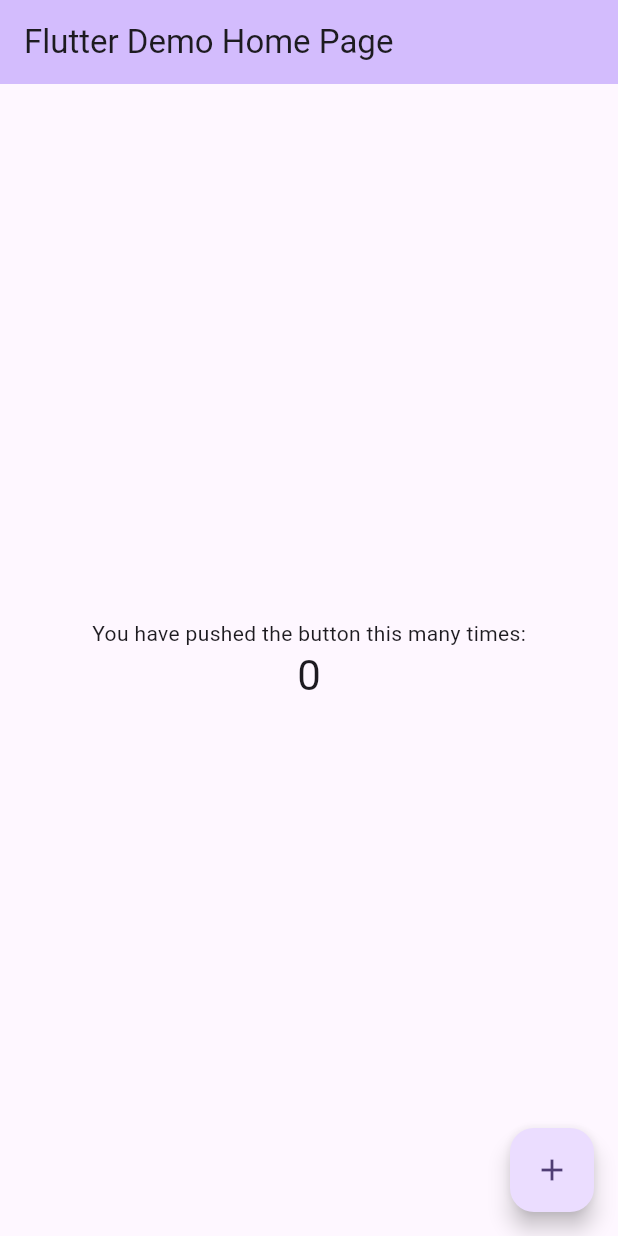
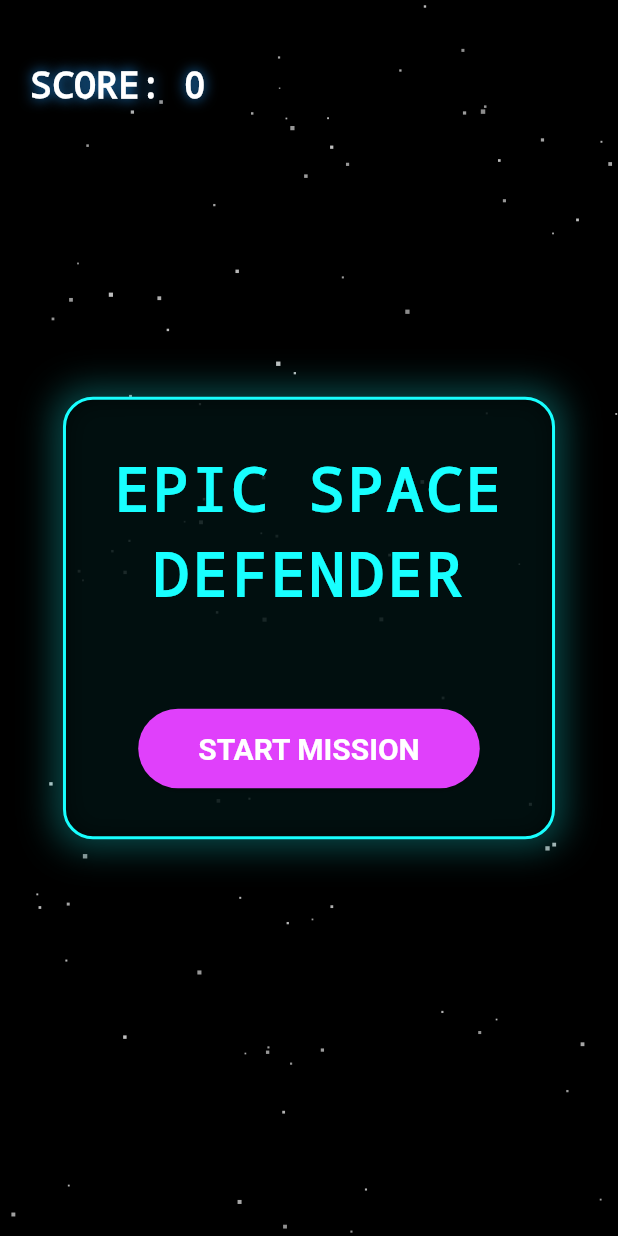
Before and after one commit to could-ai/019ae471-bbd7-7d68-b673-8778e90c5242, a Flutter app: the screen it shows after launch, on a phone screen of 412 x 824 dp. Run offline on Flutter 3.47's test engine with Material 3 defaults, Android fonts, the phone set to English and light mode, and no system bars.

Commit message:
Setup main entry point with dark theme and immersive mode for the game.; Create complete game logic including game loop, entity management (player, enemies, bullets), collision detection, and rendering.

```diff
--- /dev/null
+++ b/usr/lib/game_screen.dart
@@ -0,0 +1,491 @@
+import 'dart:math';
+import 'package:flutter/material.dart';
+import 'package:flutter/scheduler.dart';
+
+class GameScreen extends StatefulWidget {
+  const GameScreen({super.key});
+
+  @override
+  State<GameScreen> createState() => _GameScreenState();
+}
+
+class _GameScreenState extends State<GameScreen> with SingleTickerProviderStateMixin {
+  late Ticker _ticker;
+  final Random _random = Random();
+
+  // Game State
+  bool _isPlaying = false;
+  bool _isGameOver = false;
+  int _score = 0;
+  double _difficultyMultiplier = 1.0;
+
+  // Player
+  double _playerX = 0.0;
+  double _playerY = 0.0;
+  final double _playerSize = 50.0;
+  final double _playerSpeed = 5.0; // For keyboard/smooth movement if needed
+
+  // Game Objects
+  List<Bullet> _bullets = [];
+  List<Enemy> _enemies = [];
+  List<Particle> _particles = [];
+  List<Star> _stars = [];
+
+  // Screen Dimensions
+  double _screenWidth = 0.0;
+  double _screenHeight = 0.0;
+
+  @override
+  void initState() {
+    super.initState();
+    _ticker = createTicker(_onTick);
+
+    // Initialize stars for background
+    for (int i = 0; i < 100; i++) {
+      _stars.add(Star(
+        x: _random.nextDouble(),
+        y: _random.nextDouble(),
+        size: _random.nextDouble() * 2 + 1,
+        speed: _random.nextDouble() * 0.002 + 0.0005,
+      ));
+    }
+  }
+
+  @override
+  void didChangeDependencies() {
+    super.didChangeDependencies();
+    _screenWidth = MediaQuery.of(context).size.width;
+    _screenHeight = MediaQuery.of(context).size.height;
+
+    // Center player initially
+    if (!_isPlaying && !_isGameOver) {
+      _playerX = _screenWidth / 2 - _playerSize / 2;
+      _playerY = _screenHeight - _playerSize - 50;
+    }
+  }
+
+  @override
+  void dispose() {
+    _ticker.dispose();
+    super.dispose();
+  }
+
+  void _startGame() {
+    setState(() {
+      _isPlaying = true;
+      _isGameOver = false;
+      _score = 0;
+      _difficultyMultiplier = 1.0;
+      _bullets.clear();
+      _enemies.clear();
+      _particles.clear();
+      _playerX = _screenWidth / 2 - _playerSize / 2;
+      _playerY = _screenHeight - _playerSize - 50;
+    });
+    _ticker.start();
+  }
+
+  void _gameOver() {
+    _ticker.stop();
+    setState(() {
+      _isPlaying = false;
+      _isGameOver = true;
+    });
+  }
+
+  void _onTick(Duration elapsed) {
+    setState(() {
+      _updateGameLogic();
+    });
+  }
+
+  void _updateGameLogic() {
+    // 1. Update Stars (Background)
+    for (var star in _stars) {
+      star.y += star.speed * (_isPlaying ? 5 : 1); // Move faster when playing
+      if (star.y > 1.0) {
+        star.y = 0.0;
+        star.x = _random.nextDouble();
+      }
+    }
+
+    if (!_isPlaying) return;
+
+    // Increase difficulty
+    _difficultyMultiplier += 0.0005;
+
+    // 2. Spawn Enemies
+    if (_random.nextDouble() < 0.02 * _difficultyMultiplier) {
+      _enemies.add(Enemy(
+        x: _random.nextDouble() * (_screenWidth - 40),
+        y: -50,
+        speed: (2.0 + _random.nextDouble() * 3.0) * (_difficultyMultiplier * 0.8),
+        type: _random.nextInt(3), // 0: Basic, 1: Fast, 2: Tank
+        hp: _random.nextInt(3) == 2 ? 3 : 1,
+      ));
+    }
+
+    // 3. Move Bullets
+    for (var bullet in _bullets) {
+      bullet.y -= 10.0;
+    }
+    _bullets.removeWhere((bullet) => bullet.y < -20);
+
+    // 4. Move Enemies
+    for (var enemy in _enemies) {
+      enemy.y += enemy.speed;
+    }
+
+    // 5. Collision Detection
+    // Bullet vs Enemy
+    List<Bullet> bulletsToRemove = [];
+    List<Enemy> enemiesToRemove = [];
+
+    for (var bullet in _bullets) {
+      for (var enemy in _enemies) {
+        if (!bulletsToRemove.contains(bullet) && !enemiesToRemove.contains(enemy)) {
+          if (_checkCollision(
+              bullet.x, bullet.y, 10, 20, enemy.x, enemy.y, 40, 40)) {
+
+            bullet.active = false;
+            bulletsToRemove.add(bullet);
+
+            enemy.hp--;
+            if (enemy.hp <= 0) {
+              enemy.active = false;
+              enemiesToRemove.add(enemy);
+              _score += (10 * _difficultyMultiplier).toInt();
+              _spawnExplosion(enemy.x + 20, enemy.y + 20, Colors.orange);
+            } else {
+              _spawnExplosion(enemy.x + 20, enemy.y + 20, Colors.white, count: 3);
+            }
+          }
+        }
+      }
+    }
+
+    // Player vs Enemy
+    Rect playerRect = Rect.fromLTWH(_playerX + 10, _playerY + 10, _playerSize - 20, _playerSize - 20);
+    for (var enemy in _enemies) {
+      if (enemy.active) {
+        Rect enemyRect = Rect.fromLTWH(enemy.x, enemy.y, 40, 40);
+        if (playerRect.overlaps(enemyRect)) {
+          _spawnExplosion(_playerX + _playerSize/2, _playerY + _playerSize/2, Colors.cyanAccent, count: 50);
+          _gameOver();
+        }
+      }
+    }
+
+    // Cleanup
+    _bullets.removeWhere((b) => !b.active);
+    _enemies.removeWhere((e) => !e.active || e.y > _screenHeight);
+
+    // 6. Update Particles
+    for (var particle in _particles) {
+      particle.x += particle.vx;
+      particle.y += particle.vy;
+      particle.life -= 0.05;
+      particle.opacity = particle.life.clamp(0.0, 1.0);
+    }
+    _particles.removeWhere((p) => p.life <= 0);
+  }
+
+  bool _checkCollision(double x1, double y1, double w1, double h1, double x2, double y2, double w2, double h2) {
+    return x1 < x2 + w2 && x1 + w1 > x2 && y1 < y2 + h2 && y1 + h1 > y2;
+  }
+
+  void _spawnExplosion(double x, double y, Color color, {int count = 10}) {
+    for (int i = 0; i < count; i++) {
+      double angle = _random.nextDouble() * 2 * pi;
+      double speed = _random.nextDouble() * 5 + 2;
+      _particles.add(Particle(
+        x: x,
+        y: y,
+        vx: cos(angle) * speed,
+        vy: sin(angle) * speed,
+        color: color,
+        life: 1.0,
+      ));
+    }
+  }
+
+  void _fireBullet() {
+    if (!_isPlaying) return;
+    setState(() {
+      _bullets.add(Bullet(
+        x: _playerX + _playerSize / 2 - 5,
+        y: _playerY,
+      ));
+    });
+  }
+
+  @override
+  Widget build(BuildContext context) {
+    return Scaffold(
+      body: GestureDetector(
+        onPanUpdate: (details) {
+          if (_isPlaying) {
+            setState(() {
+              _playerX += details.delta.dx;
+              _playerY += details.delta.dy;
+
+              // Clamp to screen
+              _playerX = _playerX.clamp(0.0, _screenWidth - _playerSize);
+              _playerY = _playerY.clamp(0.0, _screenHeight - _playerSize);
+            });
+          }
+        },
+        onTapDown: (_) => _fireBullet(), // Tap to shoot
+        child: Stack(
+          children: [
+            // Background
+            CustomPaint(
+              painter: StarFieldPainter(_stars),
+              size: Size(_screenWidth, _screenHeight),
+            ),
+
+            // Game Layer
+            if (_isPlaying || _isGameOver) ...[
+              // Bullets
+              ..._bullets.map((b) => Positioned(
+                left: b.x,
+                top: b.y,
+                child: Container(
+                  width: 10,
+                  height: 20,
+                  decoration: BoxDecoration(
+                    color: Colors.yellowAccent,
+                    borderRadius: BorderRadius.circular(5),
+                    boxShadow: [
+                      BoxShadow(color: Colors.yellow.withOpacity(0.5), blurRadius: 5, spreadRadius: 2)
+                    ]
+                  ),
+                ),
+              )),
+
+              // Enemies
+              ..._enemies.map((e) => Positioned(
+                left: e.x,
+                top: e.y,
+                child: _buildEnemyWidget(e),
+              )),
+
+              // Particles
+              ..._particles.map((p) => Positioned(
+                left: p.x,
+                top: p.y,
+                child: Opacity(
+                  opacity: p.opacity,
+                  child: Container(
+                    width: 4,
+                    height: 4,
+                    decoration: BoxDecoration(
+                      color: p.color,
+                      shape: BoxShape.circle,
+                    ),
+                  ),
+                ),
+              )),
+
+              // Player
+              Positioned(
+                left: _playerX,
+                top: _playerY,
+                child: _buildPlayerWidget(),
+              ),
+
+              // Auto-fire hint (invisible touch area for rapid fire if user prefers tapping)
+            ],
+
+            // HUD
+            Positioned(
+              top: 40,
+              left: 20,
+              child: Text(
+                'SCORE: $_score',
+                style: const TextStyle(
+                  color: Colors.white,
+                  fontSize: 24,
+                  fontWeight: FontWeight.bold,
+                  shadows: [Shadow(color: Colors.blue, blurRadius: 10)],
+                ),
+              ),
+            ),
+
+            // Start / Game Over Screen
+            if (!_isPlaying)
+              Center(
+                child: Container(
+                  padding: const EdgeInsets.all(32),
+                  decoration: BoxDecoration(
+                    color: Colors.black.withOpacity(0.8),
+                    borderRadius: BorderRadius.circular(20),
+                    border: Border.all(color: Colors.cyanAccent, width: 2),
+                    boxShadow: [
+                      BoxShadow(color: Colors.cyanAccent.withOpacity(0.3), blurRadius: 20, spreadRadius: 5)
+                    ]
+                  ),
+                  child: Column(
+                    mainAxisSize: MainAxisSize.min,
+                    children: [
+                      Text(
+                        _isGameOver ? 'GAME OVER' : 'EPIC SPACE\nDEFENDER',
+                        textAlign: TextAlign.center,
+                        style: TextStyle(
+                          color: _isGameOver ? Colors.redAccent : Colors.cyanAccent,
+                          fontSize: 40,
+                          fontWeight: FontWeight.bold,
+                          letterSpacing: 2,
+                        ),
+                      ),
+                      const SizedBox(height: 20),
+                      if (_isGameOver)
+                        Text(
+                          'Final Score: $_score',
+                          style: const TextStyle(color: Colors.white, fontSize: 24),
+                        ),
+                      const SizedBox(height: 40),
+                      ElevatedButton(
+                        onPressed: _startGame,
+                        style: ElevatedButton.styleFrom(
+                          backgroundColor: Colors.purpleAccent,
+                          foregroundColor: Colors.white,
+                          padding: const EdgeInsets.symmetric(horizontal: 40, vertical: 15),
+                          textStyle: const TextStyle(fontSize: 20, fontWeight: FontWeight.bold),
+                        ),
+                        child: Text(_isGameOver ? 'RETRY' : 'START MISSION'),
+                      ),
+                    ],
+                  ),
+                ),
+              ),
+
+            // Fire Button (Bottom Right)
+            if (_isPlaying)
+              Positioned(
+                bottom: 40,
+                right: 40,
+                child: GestureDetector(
+                  onTap: _fireBullet, // Rapid tap
+                  onLongPress: () {
+                    // Could implement auto-fire here
+                  },
+                  child: Container(
+                    width: 80,
+                    height: 80,
+                    decoration: BoxDecoration(
+                      color: Colors.redAccent.withOpacity(0.5),
+                      shape: BoxShape.circle,
+                      border: Border.all(color: Colors.redAccent, width: 2),
+                    ),
+                    child: const Icon(Icons.my_location, color: Colors.white, size: 40),
+                  ),
+                ),
+              ),
+          ],
+        ),
+      ),
+    );
+  }
+
+  Widget _buildPlayerWidget() {
+    return Container(
+      width: _playerSize,
+      height: _playerSize,
+      decoration: const BoxDecoration(
+        shape: BoxShape.circle,
+        boxShadow: [
+          BoxShadow(color: Colors.cyanAccent, blurRadius: 15, spreadRadius: 2)
+        ]
+      ),
+      child: const Icon(Icons.rocket_launch, color: Colors.white, size: 40),
+    );
+  }
+
+  Widget _buildEnemyWidget(Enemy enemy) {
+    Color color;
+    IconData icon;
+
+    switch (enemy.type) {
+      case 1: // Fast
+        color = Colors.yellowAccent;
+        icon = Icons.bolt;
+        break;
+      case 2: // Tank
+        color = Colors.redAccent;
+        icon = Icons.android;
+        break;
+      default: // Basic
+        color = Colors.greenAccent;
+        icon = Icons.bug_report;
+    }
+
+    return Container(
+      width: 40,
+      height: 40,
+      decoration: BoxDecoration(
+        shape: BoxShape.circle,
+        boxShadow: [
+          BoxShadow(color: color.withOpacity(0.6), blurRadius: 10, spreadRadius: 1)
+        ]
+      ),
+      child: Icon(icon, color: color, size: 30),
+    );
+  }
+}
+
+// --- Data Models & Painters ---
+
+class Bullet {
+  double x;
+  double y;
+  bool active = true;
+  Bullet({required this.x, required this.y});
+}
+
+class Enemy {
+  double x;
+  double y;
+  double speed;
+  int type;
+  int hp;
+  bool active = true;
+  Enemy({required this.x, required this.y, required this.speed, required this.type, required this.hp});
+}
+
+class Particle {
+  double x;
+  double y;
+  double vx;
+  double vy;
+  double life;
+  Color color;
+  double opacity = 1.0;
+  Particle({required this.x, required this.y, required this.vx, required this.vy, required this.color, required this.life});
+}
+
+class Star {
+  double x; // 0.0 to 1.0
+  double y; // 0.0 to 1.0
+  double size;
+  double speed;
+  Star({required this.x, required this.y, required this.size, required this.speed});
+}
+
+class StarFieldPainter extends CustomPainter {
+  final List<Star> stars;
+  StarFieldPainter(this.stars);
+
+  @override
+  void paint(Canvas canvas, Size size) {
+    final paint = Paint()..color = Colors.white;
+    for (var star in stars) {
+      paint.strokeWidth = star.size;
+      paint.color = Colors.white.withOpacity(0.5 + (star.speed * 100).clamp(0.0, 0.5));
+      canvas.drawPoints(PointMode.points, [Offset(star.x * size.width, star.y * size.height)], paint);
+    }
+  }
+
+  @override
+  bool shouldRepaint(covariant CustomPainter oldDelegate) => true;
+}
--- a/usr/lib/main.dart
+++ b/usr/lib/main.dart
@@ -1,123 +1,37 @@
 import 'package:flutter/material.dart';
+import 'package:flutter/services.dart';
+import 'game_screen.dart';
 
 void main() {
-  runApp(const MyApp());
+  WidgetsFlutterBinding.ensureInitialized();
+  // Hide status bar for full screen immersion
+  SystemChrome.setEnabledSystemUIMode(SystemUiMode.immersiveSticky);
+  runApp(const EpicGameApp());
 }
 
-class MyApp extends StatelessWidget {
-  const MyApp({super.key});
+class EpicGameApp extends StatelessWidget {
+  const EpicGameApp({super.key});
 
-  // This widget is the root of your application.
   @override
   Widget build(BuildContext context) {
     return MaterialApp(
-      title: 'Flutter Demo',
+      title: 'Epic Space Defender',
       debugShowCheckedModeBanner: false,
       theme: ThemeData(
-        // This is the theme of your application.
-        //
-        // TRY THIS: Try running your application with "flutter run". You'll see
-        // the application has a purple toolbar. Then, without quitting the app,
-        // try changing the seedColor in the colorScheme below to Colors.green
-        // and then invoke "hot reload" (save your changes or press the "hot
-        // reload" button in a Flutter-supported IDE, or press "r" if you used
-        // the command line to start the app).
-        //
-        // Notice that the counter didn't reset back to zero; the application
-        // state is not lost during the reload. To reset the state, use hot
-        // restart instead.
-        //
-        // This works for code too, not just values: Most code changes can be
-        // tested with just a hot reload.
-        colorScheme: ColorScheme.fromSeed(seedColor: Colors.deepPurple),
+        brightness: Brightness.dark,
+        scaffoldBackgroundColor: Colors.black,
+        colorScheme: const ColorScheme.dark(
+          primary: Colors.cyanAccent,
+          secondary: Colors.purpleAccent,
+          surface: Colors.black,
+        ),
+        useMaterial3: true,
+        fontFamily: 'Courier', // Monospaced font for retro feel
       ),
       initialRoute: '/',
       routes: {
-        '/': (context) => const MyHomePage(title: 'Flutter Demo Home Page'),
+        '/': (context) => const GameScreen(),
       },
     );
   }
 }
-
-class MyHomePage extends StatefulWidget {
-  const MyHomePage({super.key, required this.title});
-
-  // This widget is the home page of your application. It is stateful, meaning
-  // that it has a State object (defined below) that contains fields that affect
-  // how it looks.
-
-  // This class is the configuration for the state. It holds the values (in this
-  // case the title) provided by the parent (in this case the App widget) and
-  // used by the build method of the State. Fields in a Widget subclass are
-  // always marked "final".
-
-  final String title;
-
-  @override
-  State<MyHomePage> createState() => _MyHomePageState();
-}
-
-class _MyHomePageState extends State<MyHomePage> {
-  int _counter = 0;
-
-  void _incrementCounter() {
-    setState(() {
-      // This call to setState tells the Flutter framework that something has
-      // changed in this State, which causes it to rerun the build method below
-      // so that the display can reflect the updated values. If we changed
-      // _counter without calling setState(), then the build method would not be
-      // called again, and so nothing would appear to happen.
-      _counter++;
-    });
-  }
-
-  @override
-  Widget build(BuildContext context) {
-    // This method is rerun every time setState is called, for instance as done
-    // by the _incrementCounter method above.
-    //
-    // The Flutter framework has been optimized to make rerunning build methods
-    // fast, so that you can just rebuild anything that needs updating rather
-    // than having to individually change instances of widgets.
-    return Scaffold(
-      appBar: AppBar(
-        // TRY THIS: Try changing the color here to a specific color (to
-        // Colors.amber, perhaps?) and trigger a hot reload to see the AppBar
-        // change color while the other colors stay the same.
-        backgroundColor: Theme.of(context).colorScheme.inversePrimary,
-        // Here we take the value from the MyHomePage object that was created by
-        // the App.build method, and use it to set our appbar title.
-        title: Text(widget.title),
-      ),
-      body: Center(
-        // Center is a layout widget. It takes a single child and positions it
-        // in the middle of the parent.
-        child: Column(
-          // Column is also a layout widget. It takes a list of children and
-          // arranges them vertically. By default, it sizes itself to fit its
-          // children horizontally, and tries to be as tall as its parent.
-          //
-          // Column has various properties to control how it sizes itself and
-          // how it positions its children. Here we use mainAxisAlignment to
-          // center the children vertically; the main axis here is the vertical
-          // axis because Columns are vertical (the cross axis would be
-          // horizontal).
-          //
-          // TRY THIS: Invoke "debug painting" (choose the "Toggle Debug Paint"
-          // action in the IDE, or press "p" in the console), to see the
-          // wireframe for each widget.
-          mainAxisAlignment: MainAxisAlignment.center,
-          children: <Widget>[
-            const Text('You have pushed the button this many times:'),
-            Text('$_counter', style: Theme.of(context).textTheme.headlineMedium),
-          ],
-        ),
-      ),
-      floatingActionButton: FloatingActionButton(
-        onPressed: _incrementCounter,
-        tooltip: 'Increment',
-        child: const Icon(Icons.add),
-      ), // This trailing comma makes auto-formatting nicer for build methods.
-    );
-  }
-}
```
